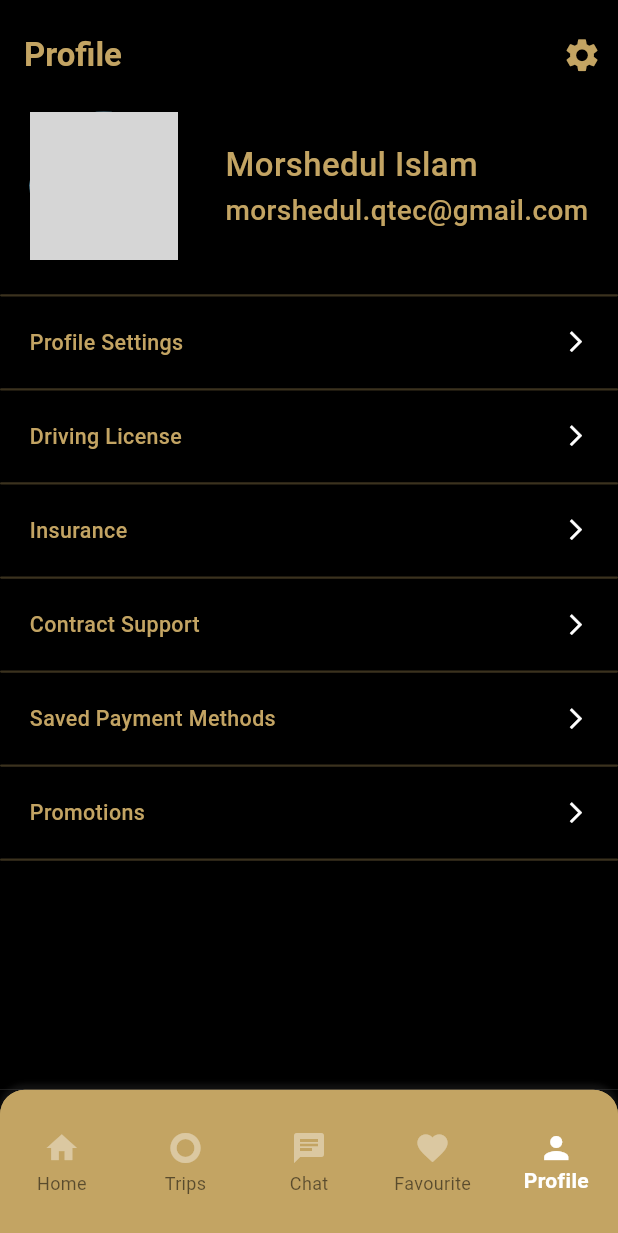
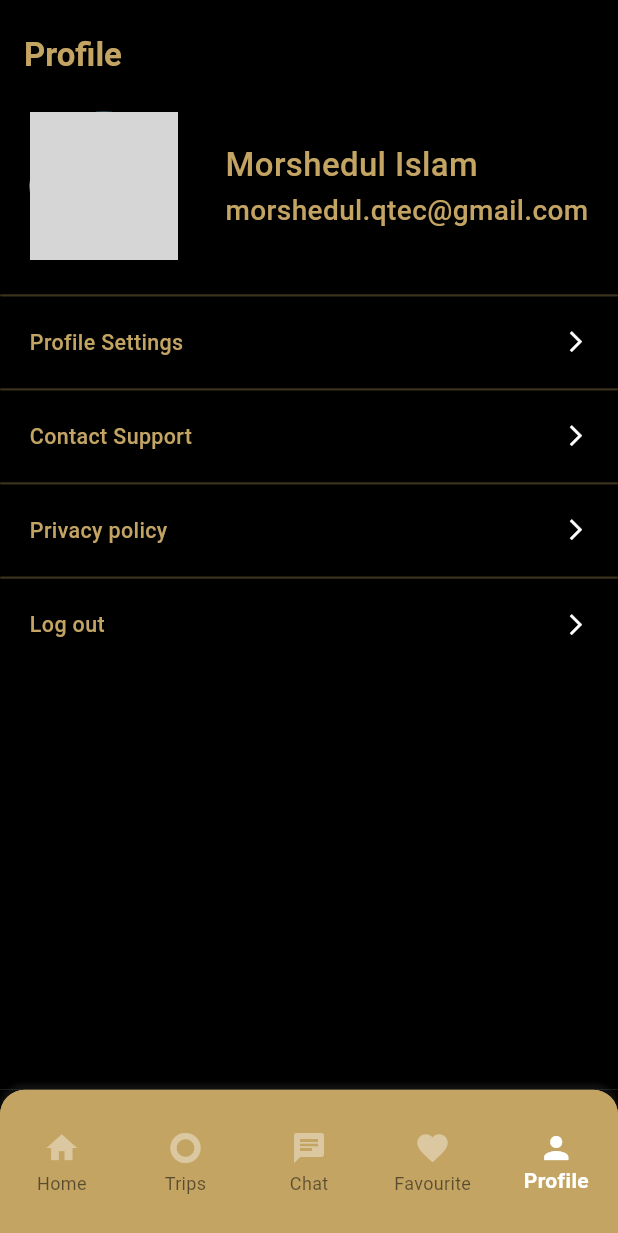
Before and after one commit to MunzurulAzam/parttime, a Flutter app: the screen it shows after launch, item 5 of the bottom bar chosen, on a phone screen of 412 x 824 dp. Shown: the top 1233 px of the screen. Run offline on Flutter 3.47's test engine with Material 3 defaults, Android fonts, the phone set to English and light mode, and no system bars; drawn by our look-alikes of auto_size_text; our stand-ins replace cached_network_image, carousel_slider, flutter_riverpod, flutter_screenutil, flutter_svg, shared_preferences; generated files the repository leaves out were written again; network calls fail; Roboto replaces fonts that are missing (Poppins); key blocks and very long unbroken strings in the code were emptied for the run; grey boxes are pictures that could not be loaded.

Commit message:
profile screen updated

```diff
--- a/lib/presentations/screens/profile/profile_screen.dart
+++ b/lib/presentations/screens/profile/profile_screen.dart
@@ -23,15 +23,17 @@ class _ProfileScreenState extends State<ProfileScreen> {
             'Profile',
             style: TextStyle(fontSize: 20.sp, color: AppColors.kPrimaryColor),
           ),
-          actions: [
-            IconButton(
-              icon: const Icon(
-                Icons.settings,
-                color: AppColors.kPrimaryColor,
-              ),
-              onPressed: () {},
-            ),
-          ]),
+          // actions: [
+            // IconButton(
+            //   icon: const Icon(
+            //     Icons.settings,
+            //     color: AppColors.kPrimaryColor,
+            //   ),
+            //   onPressed: () {},
+            // ),
+          // ]
+
+      ),
       body: Column(
         children: [
           Padding(
@@ -81,50 +83,40 @@ class _ProfileScreenState extends State<ProfileScreen> {
           CustomDividedBar(
             color: AppColors.kPrimaryColor.withOpacity(0.3),
           ),
+
           Padding(
             padding: EdgeInsets.symmetric(horizontal: 18.w),
             child: const ProfileContents(
-              title: 'Driving License',
+              title: 'Contact Support',
             ),
           ),
+          // CustomDividedBar(
+          //   color: AppColors.kPrimaryColor.withOpacity(0.3),
+          // ),
+          // Padding(
+          //   padding: EdgeInsets.symmetric(horizontal: 18.w),
+          //   child: const ProfileContents(
+          //     title: 'Saved Payment Methods',
+          //   ),
+          // ),
           CustomDividedBar(
             color: AppColors.kPrimaryColor.withOpacity(0.3),
           ),
           Padding(
             padding: EdgeInsets.symmetric(horizontal: 18.w),
             child: const ProfileContents(
-              title: 'Insurance',
+              title: 'Privacy policy',
             ),
           ),
           CustomDividedBar(
             color: AppColors.kPrimaryColor.withOpacity(0.3),
           ),
+
           Padding(
             padding: EdgeInsets.symmetric(horizontal: 18.w),
             child: const ProfileContents(
-              title: 'Contract Support',
+              title: 'Log out',
             ),
-          ),
-          CustomDividedBar(
-            color: AppColors.kPrimaryColor.withOpacity(0.3),
-          ),
-          Padding(
-            padding: EdgeInsets.symmetric(horizontal: 18.w),
-            child: const ProfileContents(
-              title: 'Saved Payment Methods',
-            ),
-          ),
-          CustomDividedBar(
-            color: AppColors.kPrimaryColor.withOpacity(0.3),
-          ),
-          Padding(
-            padding: EdgeInsets.symmetric(horizontal: 18.w),
-            child: const ProfileContents(
-              title: 'Promotions',
-            ),
-          ),
-          CustomDividedBar(
-            color: AppColors.kPrimaryColor.withOpacity(0.3),
           ),
         ],
       ),
```
